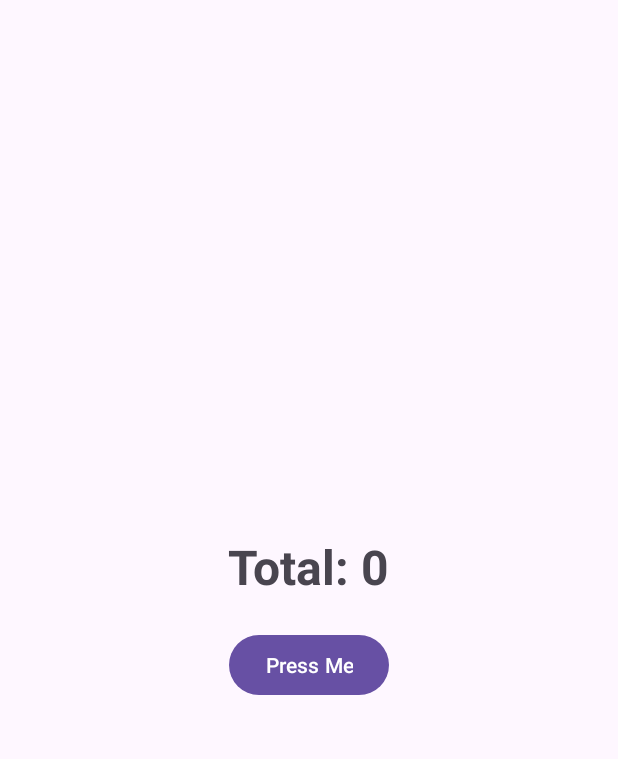
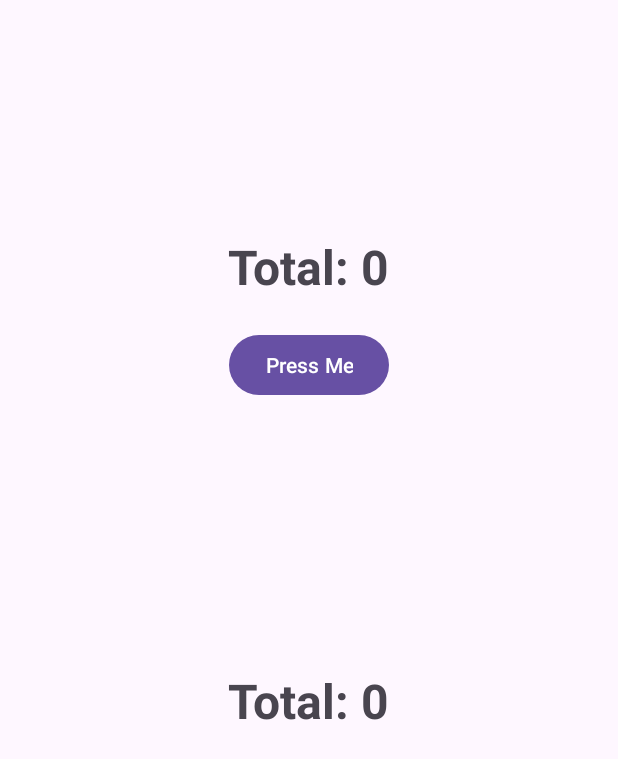
Before and after one commit to levonchka/LAB_WEEK_10, an Android app: the screen it shows after launch (MainActivity), on a phone screen of 412 x 824 dp. Shown: the top 759 px of the screen. Run offline under Robolectric (Android 15) with nearby library versions, the phone set to English and light mode, and no system bars.

Commit message:
Commit No. 2: Implement LiveData to Sync Activity and Fragment UI

```diff
--- a/app/build.gradle.kts
+++ b/app/build.gradle.kts
@@ -36,6 +36,7 @@ android {
 }
 
 dependencies {
+    implementation ("androidx.lifecycle:lifecycle-livedata-ktx:2.6.2")
     implementation ("androidx.lifecycle:lifecycle-viewmodel-ktx:2.6.2")
     implementation(libs.androidx.core.ktx)
     implementation(libs.androidx.appcompat)
--- /dev/null
+++ b/app/src/main/java/com/example/lab_week_10/FirstFragment.kt
@@ -0,0 +1,46 @@
+package com.example.lab_week_10
+
+import android.os.Bundle
+import android.view.LayoutInflater
+import android.view.View
+import android.view.ViewGroup
+import android.widget.TextView
+import androidx.fragment.app.Fragment
+import androidx.lifecycle.ViewModelProvider
+import com.example.lab_week_10.viewmodels.TotalViewModel
+
+class FirstFragment : Fragment() {
+
+    override fun onCreateView(
+        inflater: LayoutInflater, container: ViewGroup?,
+        savedInstanceState: Bundle?
+    ): View? {
+        // Inflate layout fragment
+        return inflater.inflate(R.layout.fragment_first, container, false)
+    }
+
+    override fun onViewCreated(view: View, savedInstanceState: Bundle?) {
+        super.onViewCreated(view, savedInstanceState)
+        prepareViewModel()
+    }
+
+    // Update teks ketika nilai LiveData berubah
+    private fun updateText(total: Int) {
+        view?.findViewById<TextView>(R.id.text_total)?.text =
+            getString(R.string.text_total, total)
+    }
+
+    // Hubungkan ViewModel dari Activity ke Fragment
+    private fun prepareViewModel() {
+        val viewModel = ViewModelProvider(requireActivity()).get(TotalViewModel::class.java)
+
+        // Observe LiveData
+        viewModel.total.observe(viewLifecycleOwner, {
+            updateText(it)
+        })
+    }
+
+    companion object {
+        fun newInstance(param1: String, param2: String) = FirstFragment()
+    }
+}
--- a/app/src/main/java/com/example/lab_week_10/MainActivity.kt
+++ b/app/src/main/java/com/example/lab_week_10/MainActivity.kt
@@ -3,13 +3,13 @@ package com.example.lab_week_10
 import android.os.Bundle
 import android.widget.Button
 import android.widget.TextView
-import androidx.activity.viewModels
 import androidx.appcompat.app.AppCompatActivity
 import androidx.lifecycle.ViewModelProvider
 import com.example.lab_week_10.viewmodels.TotalViewModel
 
 class MainActivity : AppCompatActivity() {
 
+    // Ambil instance ViewModel
     private val viewModel by lazy { ViewModelProvider(this)[TotalViewModel::class.java] }
 
     override fun onCreate(savedInstanceState: Bundle?) {
@@ -19,17 +19,19 @@ class MainActivity : AppCompatActivity() {
         prepareViewModel()
     }
 
+    // Update teks di TextView utama (jika masih ada)
     private fun updateText(total: Int) {
-        findViewById<TextView>(R.id.text_total).text = getString(R.string.text_total, total)
+        findViewById<TextView>(R.id.text_total)?.text = getString(R.string.text_total, total)
     }
 
+    // Hubungkan ViewModel ke UI
     private fun prepareViewModel() {
+        // Observe LiveData: ketika data berubah, update UI
+        viewModel.total.observe(this, {
+            updateText(it)
+        })
 
-        viewModel.total.observe(this) { total ->
-            updateText(total)
-        }
-
-
+        // Tambahkan event tombol
         findViewById<Button>(R.id.button_increment).setOnClickListener {
             viewModel.incrementTotal()
         }
--- a/app/src/main/java/com/example/lab_week_10/viewmodels/TotalViewModel.kt
+++ b/app/src/main/java/com/example/lab_week_10/viewmodels/TotalViewModel.kt
@@ -5,11 +5,14 @@ import androidx.lifecycle.MutableLiveData
 import androidx.lifecycle.ViewModel
 
 class TotalViewModel : ViewModel() {
+    private val _total = MutableLiveData<Int>()
+    val total: LiveData<Int> = _total
 
-    private val _total = MutableLiveData(0)
-    val total: LiveData<Int> get() = _total
+    init {
+        _total.postValue(0)
+    }
 
     fun incrementTotal() {
-        _total.value = (_total.value ?: 0) + 1
+        _total.postValue(_total.value?.plus(1))
     }
 }
--- a/app/src/main/res/layout/activity_main.xml
+++ b/app/src/main/res/layout/activity_main.xml
@@ -1,6 +1,4 @@
-<?xml version="1.0" encoding="utf-8"?>
-<LinearLayout
-    xmlns:android="http://schemas.android.com/apk/res/android"
+<LinearLayout xmlns:android="http://schemas.android.com/apk/res/android"
     xmlns:tools="http://schemas.android.com/tools"
     android:layout_width="match_parent"
     android:layout_height="match_parent"
@@ -13,13 +11,20 @@
         android:layout_width="wrap_content"
         android:layout_height="wrap_content"
         android:text="@string/text_total"
-        android:layout_marginBottom="20dp"
+        android:textSize="32sp"
         android:textStyle="bold"
-        android:textSize="32sp" />
+        android:layout_marginBottom="20dp" />
 
     <Button
         android:id="@+id/button_increment"
         android:layout_width="wrap_content"
         android:layout_height="wrap_content"
         android:text="@string/button_increment" />
+
+    <androidx.fragment.app.FragmentContainerView
+        android:id="@+id/fragment_container"
+        android:layout_width="match_parent"
+        android:layout_height="400dp"
+        android:name="com.example.lab_week_10.FirstFragment" />
+
 </LinearLayout>
--- /dev/null
+++ b/app/src/main/res/layout/fragment_first.xml
@@ -0,0 +1,16 @@
+<LinearLayout xmlns:android="http://schemas.android.com/apk/res/android"
+    xmlns:tools="http://schemas.android.com/tools"
+    android:layout_width="match_parent"
+    android:layout_height="match_parent"
+    android:gravity="center"
+    android:orientation="vertical"
+    tools:context=".FirstFragment">
+
+    <TextView
+        android:id="@+id/text_total"
+        android:layout_width="wrap_content"
+        android:layout_height="wrap_content"
+        android:text="@string/text_total"
+        android:textStyle="bold"
+        android:textSize="32sp" />
+</LinearLayout>
--- a/app/src/main/res/values/strings.xml
+++ b/app/src/main/res/values/strings.xml
@@ -2,4 +2,6 @@
     <string name="app_name">LAB_WEEK_10</string>
     <string name="text_total">Total: %d</string>
     <string name="button_increment">Press Me</string>
+    <!-- TODO: Remove or change this placeholder text -->
+    <string name="hello_blank_fragment">Hello blank fragment</string>
 </resources>
```
